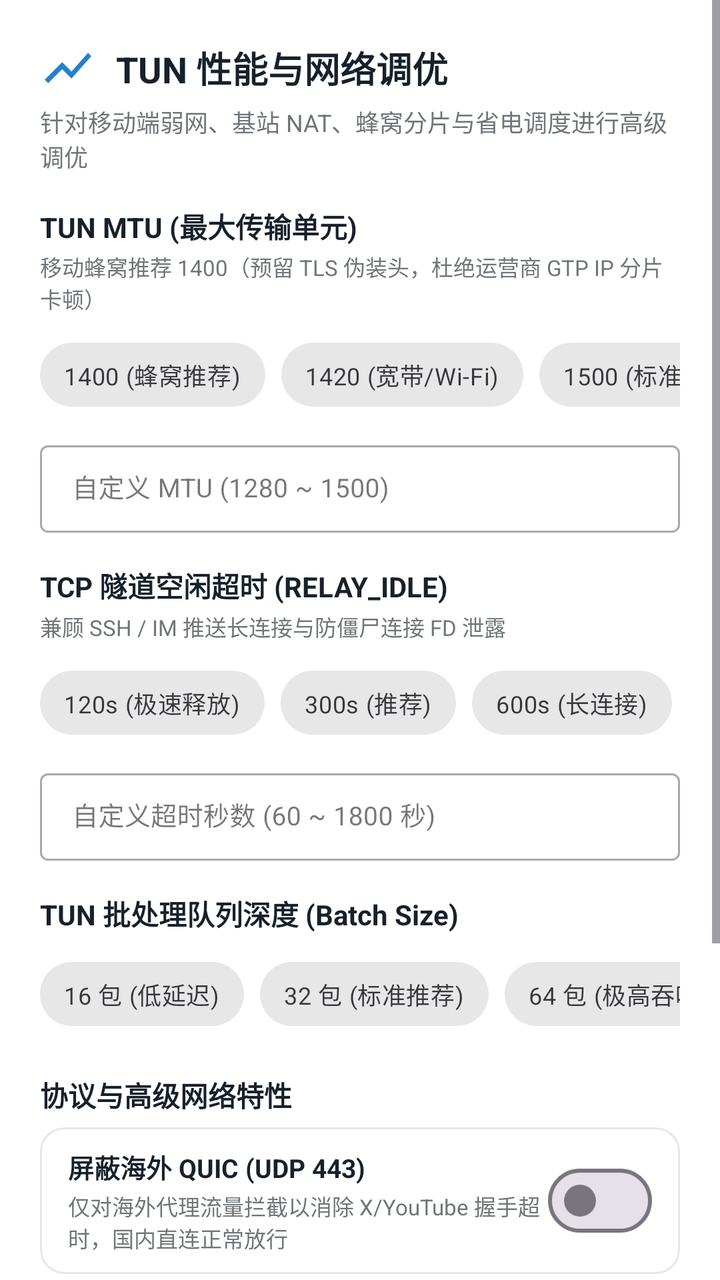
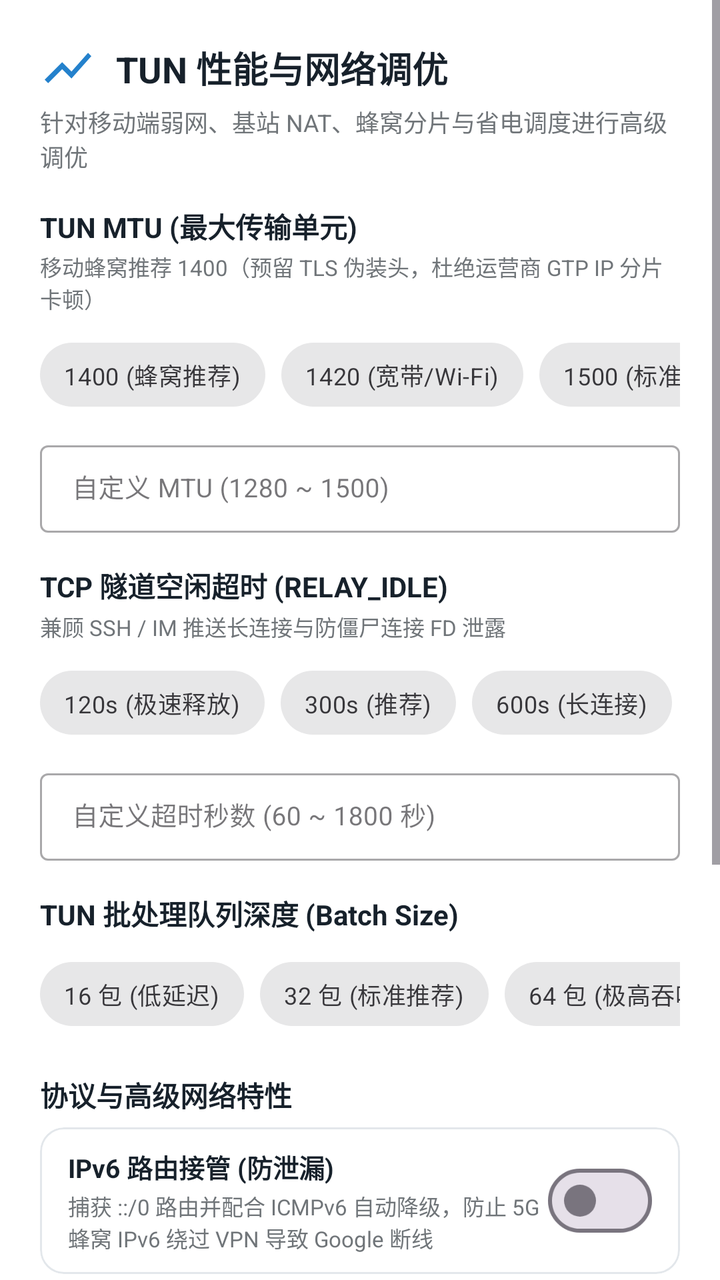

An Android layout rendered at two revisions. The XML below is the earlier revision; the diff shows what the commit changed to produce the second picture.
<!-- AndroidManifest.xml: application theme Theme.Mirage -->
<!-- res/layout/dialog_tun_config.xml -->
<?xml version="1.0" encoding="utf-8"?>
<ScrollView xmlns:android="http://schemas.android.com/apk/res/android"
    xmlns:app="http://schemas.android.com/apk/res-auto"
    android:layout_width="match_parent"
    android:layout_height="wrap_content"
    android:background="@color/meow_card"
    android:fillViewport="true">

    <LinearLayout
        android:layout_width="match_parent"
        android:layout_height="wrap_content"
        android:orientation="vertical"
        android:padding="20dp">

        
        <LinearLayout
            android:layout_width="match_parent"
            android:layout_height="wrap_content"
            android:gravity="center_vertical"
            android:orientation="horizontal">

            <ImageView
                android:layout_width="28dp"
                android:layout_height="28dp"
                android:src="@drawable/ic_nav_traffic"
                app:tint="@color/meow_blue" />

            <TextView
                android:layout_width="wrap_content"
                android:layout_height="wrap_content"
                android:layout_marginStart="10dp"
                android:text="TUN 性能与网络调优"
                android:textColor="@color/meow_ink"
                android:textSize="18sp"
                android:textStyle="bold" />
        </LinearLayout>

        <TextView
            android:layout_width="match_parent"
            android:layout_height="wrap_content"
            android:layout_marginTop="4dp"
            android:text="针对移动端弱网、基站 NAT、蜂窝分片与省电调度进行高级调优"
            android:textColor="@color/meow_ink_secondary"
            android:textSize="12sp" />

        
        <TextView
            android:layout_width="match_parent"
            android:layout_height="wrap_content"
            android:layout_marginTop="16dp"
            android:text="TUN MTU (最大传输单元)"
            android:textColor="@color/meow_ink"
            android:textSize="14sp"
            android:textStyle="bold" />

        <TextView
            android:layout_width="match_parent"
            android:layout_height="wrap_content"
            android:layout_marginTop="2dp"
            android:text="移动蜂窝推荐 1400（预留 TLS 伪装头，杜绝运营商 GTP IP 分片卡顿）"
            android:textColor="@color/meow_ink_secondary"
            android:textSize="11sp" />

        <HorizontalScrollView
            android:layout_width="match_parent"
            android:layout_height="wrap_content"
            android:layout_marginTop="6dp"
            android:scrollbars="none">

            <com.google.android.material.chip.ChipGroup
                android:id="@+id/chipGroupMtu"
                android:layout_width="wrap_content"
                android:layout_height="wrap_content"
                app:singleLine="true"
                app:singleSelection="true">

                <com.google.android.material.chip.Chip
                    android:id="@+id/chipMtu1400"
                    style="@style/Widget.MaterialComponents.Chip.Choice"
                    android:layout_width="wrap_content"
                    android:layout_height="wrap_content"
                    android:text="1400 (蜂窝推荐)"
                    android:textSize="12sp" />

                <com.google.android.material.chip.Chip
                    android:id="@+id/chipMtu1420"
                    style="@style/Widget.MaterialComponents.Chip.Choice"
                    android:layout_width="wrap_content"
                    android:layout_height="wrap_content"
                    android:text="1420 (宽带/Wi-Fi)"
                    android:textSize="12sp" />

                <com.google.android.material.chip.Chip
                    android:id="@+id/chipMtu1500"
                    style="@style/Widget.MaterialComponents.Chip.Choice"
                    android:layout_width="wrap_content"
                    android:layout_height="wrap_content"
                    android:text="1500 (标准以太网)"
                    android:textSize="12sp" />

                <com.google.android.material.chip.Chip
                    android:id="@+id/chipMtu1280"
                    style="@style/Widget.MaterialComponents.Chip.Choice"
                    android:layout_width="wrap_content"
                    android:layout_height="wrap_content"
                    android:text="1280 (极低丢包)"
                    android:textSize="12sp" />
            </com.google.android.material.chip.ChipGroup>
        </HorizontalScrollView>

        <com.google.android.material.textfield.TextInputLayout
            android:id="@+id/tilMtu"
            style="@style/Widget.MaterialComponents.TextInputLayout.OutlinedBox.Dense"
            android:layout_width="match_parent"
            android:layout_height="wrap_content"
            android:layout_marginTop="6dp"
            android:hint="自定义 MTU (1280 ~ 1500)">

            <com.google.android.material.textfield.TextInputEditText
                android:id="@+id/etMtu"
                android:layout_width="match_parent"
                android:layout_height="wrap_content"
                android:inputType="number"
                android:textColor="@color/meow_ink"
                android:textSize="13sp" />
        </com.google.android.material.textfield.TextInputLayout>

        
        <TextView
            android:layout_width="match_parent"
            android:layout_height="wrap_content"
            android:layout_marginTop="16dp"
            android:text="TCP 隧道空闲超时 (RELAY_IDLE)"
            android:textColor="@color/meow_ink"
            android:textSize="14sp"
            android:textStyle="bold" />

        <TextView
            android:layout_width="match_parent"
            android:layout_height="wrap_content"
            android:layout_marginTop="2dp"
            android:text="兼顾 SSH / IM 推送长连接与防僵尸连接 FD 泄露"
            android:textColor="@color/meow_ink_secondary"
            android:textSize="11sp" />

        <HorizontalScrollView
            android:layout_width="match_parent"
            android:layout_height="wrap_content"
            android:layout_marginTop="6dp"
            android:scrollbars="none">

            <com.google.android.material.chip.ChipGroup
                android:id="@+id/chipGroupTcpIdle"
                android:layout_width="wrap_content"
                android:layout_height="wrap_content"
                app:singleLine="true"
                app:singleSelection="true">

                <com.google.android.material.chip.Chip
                    android:id="@+id/chipIdle120"
                    style="@style/Widget.MaterialComponents.Chip.Choice"
                    android:layout_width="wrap_content"
                    android:layout_height="wrap_content"
                    android:text="120s (极速释放)"
                    android:textSize="12sp" />

                <com.google.android.material.chip.Chip
                    android:id="@+id/chipIdle300"
                    style="@style/Widget.MaterialComponents.Chip.Choice"
                    android:layout_width="wrap_content"
                    android:layout_height="wrap_content"
                    android:text="300s (推荐)"
                    android:textSize="12sp" />

                <com.google.android.material.chip.Chip
                    android:id="@+id/chipIdle600"
                    style="@style/Widget.MaterialComponents.Chip.Choice"
                    android:layout_width="wrap_content"
                    android:layout_height="wrap_content"
                    android:text="600s (长连接)"
                    android:textSize="12sp" />

                <com.google.android.material.chip.Chip
                    android:id="@+id/chipIdle1800"
                    style="@style/Widget.MaterialComponents.Chip.Choice"
                    android:layout_width="wrap_content"
                    android:layout_height="wrap_content"
                    android:text="1800s (30分钟)"
                    android:textSize="12sp" />
            </com.google.android.material.chip.ChipGroup>
        </HorizontalScrollView>

        <com.google.android.material.textfield.TextInputLayout
            android:id="@+id/tilTcpIdle"
            style="@style/Widget.MaterialComponents.TextInputLayout.OutlinedBox.Dense"
            android:layout_width="match_parent"
            android:layout_height="wrap_content"
            android:layout_marginTop="6dp"
            android:hint="自定义超时秒数 (60 ~ 1800 秒)">

            <com.google.android.material.textfield.TextInputEditText
                android:id="@+id/etTcpIdle"
                android:layout_width="match_parent"
                android:layout_height="wrap_content"
                android:inputType="number"
                android:textColor="@color/meow_ink"
                android:textSize="13sp" />
        </com.google.android.material.textfield.TextInputLayout>

        
        <TextView
            android:layout_width="match_parent"
            android:layout_height="wrap_content"
            android:layout_marginTop="16dp"
            android:text="TUN 批处理队列深度 (Batch Size)"
            android:textColor="@color/meow_ink"
            android:textSize="14sp"
            android:textStyle="bold" />

        <HorizontalScrollView
            android:layout_width="match_parent"
            android:layout_height="wrap_content"
            android:layout_marginTop="6dp"
            android:scrollbars="none">

            <com.google.android.material.chip.ChipGroup
                android:id="@+id/chipGroupBatch"
                android:layout_width="wrap_content"
                android:layout_height="wrap_content"
                app:singleLine="true"
                app:singleSelection="true">

                <com.google.android.material.chip.Chip
                    android:id="@+id/chipBatch16"
                    style="@style/Widget.MaterialComponents.Chip.Choice"
                    android:layout_width="wrap_content"
                    android:layout_height="wrap_content"
                    android:text="16 包 (低延迟)"
                    android:textSize="12sp" />

                <com.google.android.material.chip.Chip
                    android:id="@+id/chipBatch32"
                    style="@style/Widget.MaterialComponents.Chip.Choice"
                    android:layout_width="wrap_content"
                    android:layout_height="wrap_content"
                    android:text="32 包 (标准推荐)"
                    android:textSize="12sp" />

                <com.google.android.material.chip.Chip
                    android:id="@+id/chipBatch64"
                    style="@style/Widget.MaterialComponents.Chip.Choice"
                    android:layout_width="wrap_content"
                    android:layout_height="wrap_content"
                    android:text="64 包 (极高吞吐)"
                    android:textSize="12sp" />
            </com.google.android.material.chip.ChipGroup>
        </HorizontalScrollView>

        
        <TextView
            android:layout_width="match_parent"
            android:layout_height="wrap_content"
            android:layout_marginTop="16dp"
            android:text="协议与高级网络特性"
            android:textColor="@color/meow_ink"
            android:textSize="14sp"
            android:textStyle="bold" />

        
        <com.google.android.material.card.MaterialCardView
            style="@style/MirageCard"
            android:layout_width="match_parent"
            android:layout_height="wrap_content"
            android:layout_marginTop="6dp"
            app:cardCornerRadius="12dp">

            <LinearLayout
                android:layout_width="match_parent"
                android:layout_height="wrap_content"
                android:gravity="center_vertical"
                android:orientation="horizontal"
                android:paddingHorizontal="14dp"
                android:paddingVertical="10dp">

                <LinearLayout
                    android:layout_width="0dp"
                    android:layout_height="wrap_content"
                    android:layout_weight="1"
                    android:orientation="vertical">

                    <TextView
                        android:layout_width="wrap_content"
                        android:layout_height="wrap_content"
                        android:text="屏蔽海外 QUIC (UDP 443)"
                        android:textColor="@color/meow_ink"
                        android:textSize="13sp"
                        android:textStyle="bold" />

                    <TextView
                        android:layout_width="wrap_content"
                        android:layout_height="wrap_content"
                        android:layout_marginTop="2dp"
                        android:text="仅对海外代理流量拦截以消除 X/YouTube 握手超时，国内直连正常放行"
                        android:textColor="@color/meow_ink_secondary"
                        android:textSize="11sp" />
                </LinearLayout>

                <com.google.android.material.materialswitch.MaterialSwitch
                    android:id="@+id/switchBlockQuic"
                    android:layout_width="wrap_content"
                    android:layout_height="wrap_content" />
            </LinearLayout>
        </com.google.android.material.card.MaterialCardView>

        
        <com.google.android.material.card.MaterialCardView
            style="@style/MirageCard"
            android:layout_width="match_parent"
            android:layout_height="wrap_content"
            android:layout_marginTop="6dp"
            app:cardCornerRadius="12dp">

            <LinearLayout
                android:layout_width="match_parent"
                android:layout_height="wrap_content"
                android:gravity="center_vertical"
                android:orientation="horizontal"
                android:paddingHorizontal="14dp"
                android:paddingVertical="10dp">

                <LinearLayout
                    android:layout_width="0dp"
                    android:layout_height="wrap_content"
                    android:layout_weight="1"
                    android:orientation="vertical">

                    <TextView
                        android:layout_width="wrap_content"
                        android:layout_height="wrap_content"
                        android:text="UDP 多路复用 (UDP Mux)"
                        android:textColor="@color/meow_ink"
                        android:textSize="13sp"
                        android:textStyle="bold" />

                    <TextView
                        android:layout_width="wrap_content"
                        android:layout_height="wrap_content"
                        android:layout_marginTop="2dp"
                        android:text="在 4 条共享隧道内复用所有 UDP 会话，解决高并发下连接池耗尽 (需服务端 ≥v0.9.0)"
                        android:textColor="@color/meow_ink_secondary"
                        android:textSize="11sp" />
                </LinearLayout>

                <com.google.android.material.materialswitch.MaterialSwitch
                    android:id="@+id/switchUdpMux"
                    android:layout_width="wrap_content"
                    android:layout_height="wrap_content" />
            </LinearLayout>
        </com.google.android.material.card.MaterialCardView>

        
        <TextView
            android:layout_width="match_parent"
            android:layout_height="wrap_content"
            android:layout_marginTop="14dp"
            android:background="@drawable/bg_telegram_pill"
            android:padding="10dp"
            android:text="💡 提示: TUN MTU 参数将在下次启动或重新连接 VPN 时正式生效。"
            android:textColor="@color/meow_ink_secondary"
            android:textSize="11sp" />

        
        <LinearLayout
            android:layout_width="match_parent"
            android:layout_height="wrap_content"
            android:layout_marginTop="18dp"
            android:gravity="end"
            android:orientation="horizontal">

            <com.google.android.material.button.MaterialButton
                android:id="@+id/btnResetDefault"
                style="@style/Widget.Material3.Button.TextButton"
                android:layout_width="wrap_content"
                android:layout_height="wrap_content"
                android:text="恢复推荐"
                android:textColor="@color/meow_ink_secondary" />

            <View
                android:layout_width="0dp"
                android:layout_height="1dp"
                android:layout_weight="1" />

            <com.google.android.material.button.MaterialButton
                android:id="@+id/btnCancel"
                style="@style/Widget.Material3.Button.TextButton"
                android:layout_width="wrap_content"
                android:layout_height="wrap_content"
                android:text="取消"
                android:textColor="@color/meow_ink_secondary" />

            <com.google.android.material.button.MaterialButton
                android:id="@+id/btnSave"
                style="@style/MirageButton"
                android:layout_width="wrap_content"
                android:layout_height="wrap_content"
                android:layout_marginStart="8dp"
                android:text="保存设置"
                app:cornerRadius="20dp" />
        </LinearLayout>

    </LinearLayout>
</ScrollView>
<!-- resources referenced by this layout -->
<resources>
  <color name="meow_blue">#2481CC</color>
  <color name="meow_card">#FFFFFF</color>
  <color name="meow_ink">#17212B</color>
  <color name="meow_ink_secondary">#707579</color>
  <!-- drawable bg_telegram_pill (drawable) -->
  <?xml version="1.0" encoding="utf-8"?>
  <shape xmlns:android="http://schemas.android.com/apk/res/android"
      android:shape="rectangle">
      <solid android:color="#F0F4F8" />
      <corners android:radius="16dp" />
      <stroke
          android:width="1dp"
          android:color="#E2E8F0" />
  </shape>
  <!-- drawable ic_nav_traffic (drawable) -->
  <vector xmlns:android="http://schemas.android.com/apk/res/android"
      android:width="24dp"
      android:height="24dp"
      android:viewportWidth="24"
      android:viewportHeight="24">
      <path
          android:fillColor="#FF2481CC"
          android:pathData="M3.5,18.49l6,-6.01 4,4L22,6.92l-1.41,-1.41 -7.09,7.97 -4,-4L2,16.99z" />
  </vector>
  <style name="MirageButton" parent="Widget.Material3.Button">
          <item name="cornerRadius">24dp</item>
          <item name="android:textColor">#FFFFFF</item>
          <item name="backgroundTint">@color/meow_blue</item>
          <item name="elevation">0dp</item>
          <item name="android:fontFamily">sans-serif-medium</item>
      </style>
  <style name="MirageCard" parent="Widget.MaterialComponents.CardView">
          <item name="cardCornerRadius">14dp</item>
          <item name="cardElevation">0dp</item>
          <item name="strokeColor">@color/meow_outline</item>
          <item name="strokeWidth">1dp</item>
          <item name="cardBackgroundColor">@color/meow_card</item>
      </style>
  <style name="Theme.Mirage" parent="Theme.Material3.DayNight.NoActionBar">
          <item name="colorPrimary">@color/meow_blue</item>
          <item name="colorOnPrimary">#FFFFFF</item>
          <item name="colorSecondary">@color/meow_download</item>
          <item name="android:colorBackground">@color/meow_canvas</item>
          <item name="colorSurface">@color/meow_card</item>
          <item name="android:windowBackground">@color/meow_canvas</item>
          <item name="android:textColor">@color/meow_ink</item>
          
          
          <item name="android:statusBarColor">@android:color/transparent</item>
          <item name="android:navigationBarColor">@android:color/transparent</item>
          <item name="android:windowLightStatusBar">true</item>
          <item name="android:windowLightNavigationBar">true</item>
  
          
          <item name="materialCardViewStyle">@style/MirageCard</item>
  
          
          <item name="materialButtonStyle">@style/MirageButton</item>
          <item name="android:buttonStyle">@style/MirageButton</item>
  
          
          <item name="android:editTextStyle">@style/MirageEditText</item>
      </style>
  <color name="meow_outline">#E3E7EB</color>
  <color name="meow_download">#2AA3EF</color>
  <color name="meow_canvas">#F0F2F5</color>
  <style name="MirageEditText" parent="Widget.AppCompat.EditText">
          <item name="android:background">@drawable/bg_telegram_pill</item>
          <item name="android:paddingHorizontal">14dp</item>
          <item name="android:paddingVertical">10dp</item>
          <item name="android:textColor">@color/meow_ink</item>
          <item name="android:textColorHint">@color/meow_ink_secondary</item>
          <item name="android:textSize">14sp</item>
      </style>
</resources>

<!-- the commit's change to res/layout/dialog_tun_config.xml (unified diff, before → after) -->
@@ -291,6 +291,52 @@
                     <TextView
                         android:layout_width="wrap_content"
                         android:layout_height="wrap_content"
+                        android:text="IPv6 路由接管 (防泄漏)"
+                        android:textColor="@color/meow_ink"
+                        android:textSize="13sp"
+                        android:textStyle="bold" />
+
+                    <TextView
+                        android:layout_width="wrap_content"
+                        android:layout_height="wrap_content"
+                        android:layout_marginTop="2dp"
+                        android:text="捕获 ::/0 路由并配合 ICMPv6 自动降级，防止 5G 蜂窝 IPv6 绕过 VPN 导致 Google 断线"
+                        android:textColor="@color/meow_ink_secondary"
+                        android:textSize="11sp" />
+                </LinearLayout>
+
+                <com.google.android.material.materialswitch.MaterialSwitch
+                    android:id="@+id/switchEnableIpv6"
+                    android:layout_width="wrap_content"
+                    android:layout_height="wrap_content" />
+            </LinearLayout>
+        </com.google.android.material.card.MaterialCardView>
+
+        
+        <com.google.android.material.card.MaterialCardView
+            style="@style/MirageCard"
+            android:layout_width="match_parent"
+            android:layout_height="wrap_content"
+            android:layout_marginTop="6dp"
+            app:cardCornerRadius="12dp">
+
+            <LinearLayout
+                android:layout_width="match_parent"
+                android:layout_height="wrap_content"
+                android:gravity="center_vertical"
+                android:orientation="horizontal"
+                android:paddingHorizontal="14dp"
+                android:paddingVertical="10dp">
+
+                <LinearLayout
+                    android:layout_width="0dp"
+                    android:layout_height="wrap_content"
+                    android:layout_weight="1"
+                    android:orientation="vertical">
+
+                    <TextView
+                        android:layout_width="wrap_content"
+                        android:layout_height="wrap_content"
                         android:text="屏蔽海外 QUIC (UDP 443)"
                         android:textColor="@color/meow_ink"
                         android:textSize="13sp"
